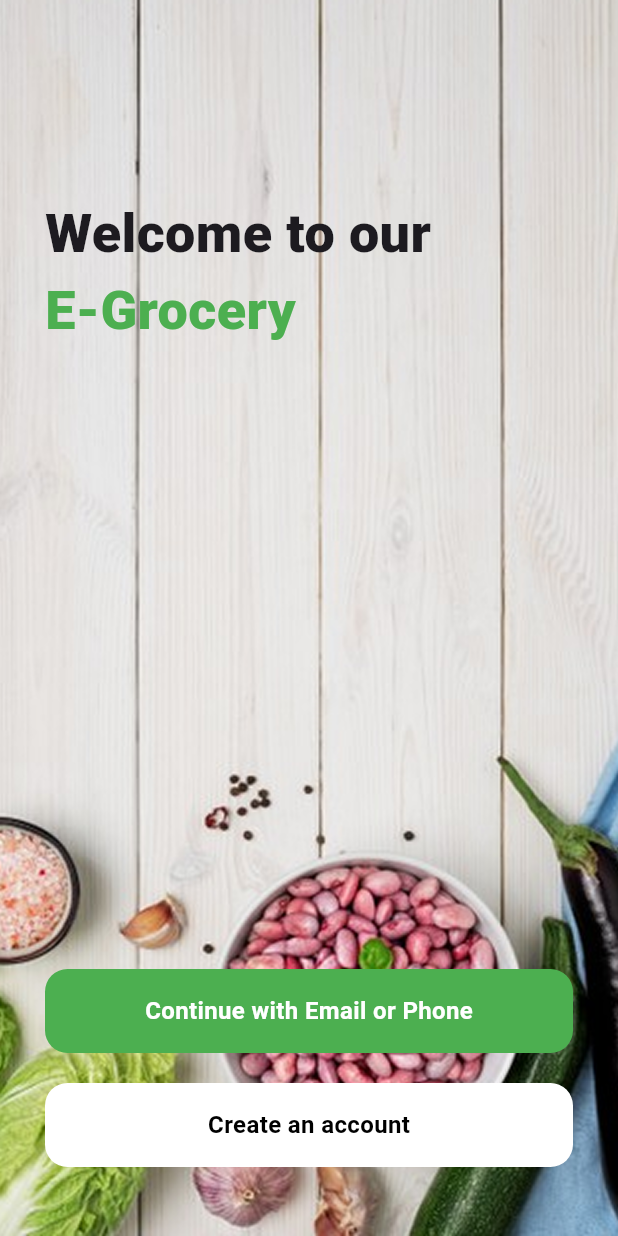
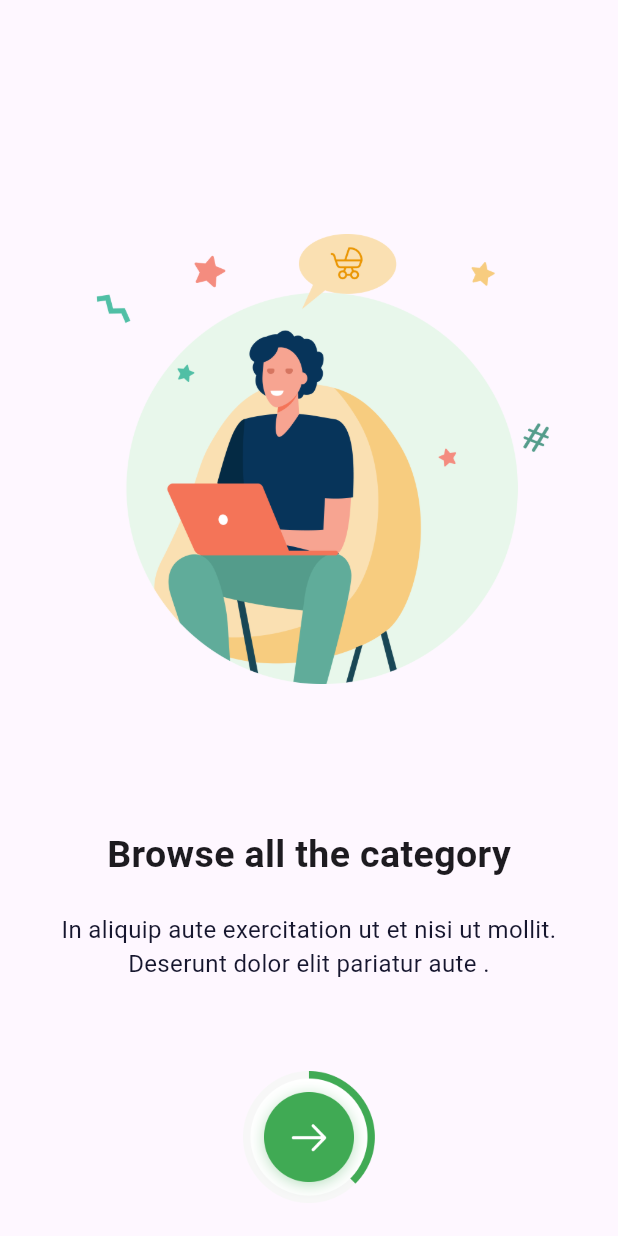
Before and after one commit to Ahmed-3lam/depi_7_25, a Flutter app: the screen it shows after launch, on a phone screen of 412 x 824 dp. Run offline on Flutter 3.47's test engine with Material 3 defaults, Android fonts, the phone set to English and light mode, and no system bars; our stand-ins replace flutter_svg, get, hive_flutter; accounts and stored records are empty; Roboto replaces fonts that are missing (Griloy).

Commit message:
Onboarding_screen

```diff
--- a/lib/auth/auth_screen.dart
+++ b/lib/auth/auth_screen.dart
@@ -19,7 +19,7 @@ class _AuthScreenState extends State<AuthScreen> {
 
   @override
   initState() {
-    timer = Timer.periodic(const Duration(milliseconds: 500), ((timer) {
+    timer = Timer.periodic(const Duration(seconds: 1), ((timer) {
       count++;
       if (image == "background_1.png") {
         image = "background_2.png";
--- a/lib/main.dart
+++ b/lib/main.dart
@@ -1,11 +1,11 @@
 import 'package:depi_7_25/splash/splash_screen.dart';
-import 'package:depi_7_25/splash/splash_screen2.dart';
 import 'package:flutter/cupertino.dart';
 import 'package:flutter/material.dart';
 import 'package:get/get.dart';
 import 'package:hive_flutter/hive_flutter.dart';
 
 import 'auth/login_screen.dart';
+import 'onboarding/onboarding_screen.dart';
 
 void main() async {
   WidgetsFlutterBinding.ensureInitialized();
@@ -25,8 +25,9 @@ class MyApp extends StatelessWidget {
   @override
   Widget build(BuildContext context) {
     return GetMaterialApp(
+      theme: ThemeData(fontFamily: "Gilroy"),
       debugShowCheckedModeBanner: false,
-      home: SplashScreen(),
+      home: OnboardingScreen(),
     );
   }
 }
--- /dev/null
+++ b/lib/onboarding/onboarding_screen.dart
@@ -0,0 +1,58 @@
+import 'package:flutter/material.dart';
+
+import '../const.dart';
+
+class OnboardingScreen extends StatefulWidget {
+  const OnboardingScreen({super.key});
+
+  @override
+  State<OnboardingScreen> createState() => _OnboardingScreenState();
+}
+
+class _OnboardingScreenState extends State<OnboardingScreen> {
+  @override
+  Widget build(BuildContext context) {
+    return Scaffold(
+      body: Padding(
+        padding: const EdgeInsets.only(top: 140, left: 30, right: 30),
+        child: Column(
+          children: [
+            Padding(
+              padding: const EdgeInsets.all(16.0),
+              child: Image.asset(imagePath + "onboarding_1.png"),
+            ),
+            SizedBox(height: 80),
+            Text(
+              "Browse all the category",
+              style: TextStyle(
+                fontFamily: "Griloy",
+                fontSize: 25,
+                fontWeight: FontWeight.w700,
+              ),
+            ),
+            SizedBox(height: 20),
+            Text(
+              "In aliquip aute exercitation ut et nisi ut mollit. Deserunt dolor elit pariatur aute .",
+              textAlign: TextAlign.center,
+              style: TextStyle(
+                fontFamily: "Griloy",
+                fontSize: 16,
+                color: Color(0xFF16162E),
+                fontWeight: FontWeight.w400,
+              ),
+            ),
+            SizedBox(height: 60),
+            InkWell(
+              onTap: () {},
+              child: Image.asset(
+                imagePath + "next_1.png",
+                height: 88,
+                width: 88,
+              ),
+            ),
+          ],
+        ),
+      ),
+    );
+  }
+}
--- a/lib/splash/splash_screen.dart
+++ b/lib/splash/splash_screen.dart
@@ -35,6 +35,7 @@ class _SplashScreenState extends State<SplashScreen> {
 
       setState(() {});
       if (count == 5) {
+        timer.cancel();
         Get.to(AuthScreen());
       }
     }));
```
Also changed, not shown: pubspec.yaml (+8 -6 lines), assets/font/gilroy/Gilroy-Bold.ttf (added), assets/font/gilroy/Gilroy-Regular.ttf (added), assets/images/next_1.png (added), assets/images/next_2.png (added), assets/images/next_3.png (added), assets/images/onboarding_1.png (added), assets/images/onboarding_2.png (added), assets/images/onboarding_3.png (added).
